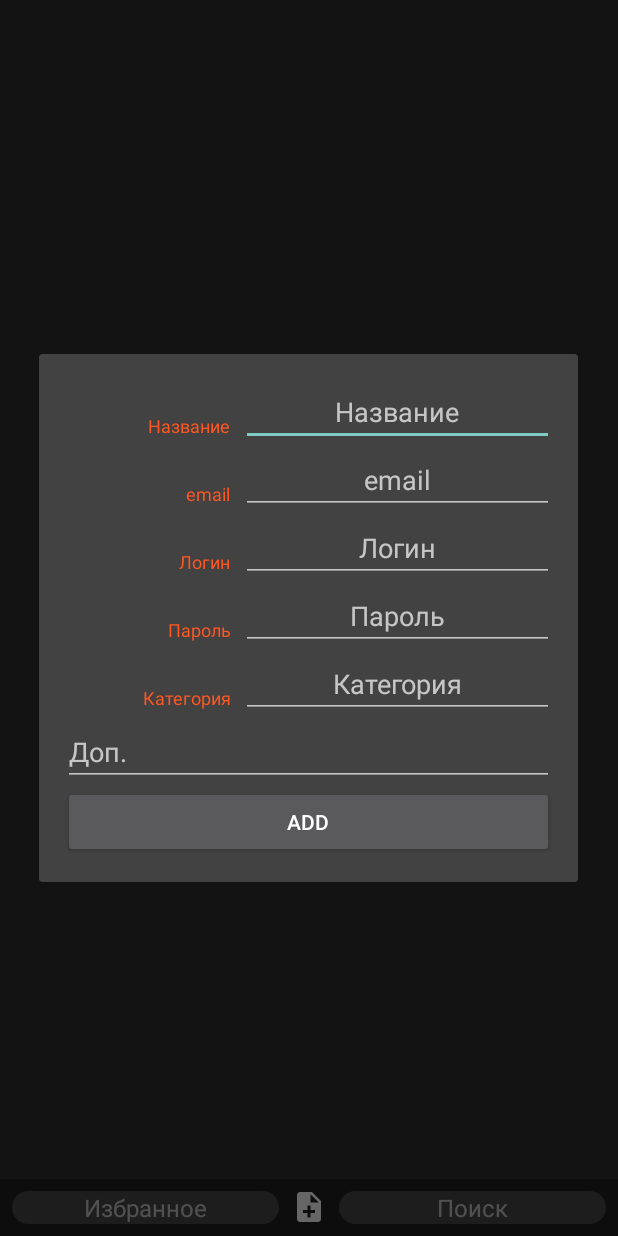
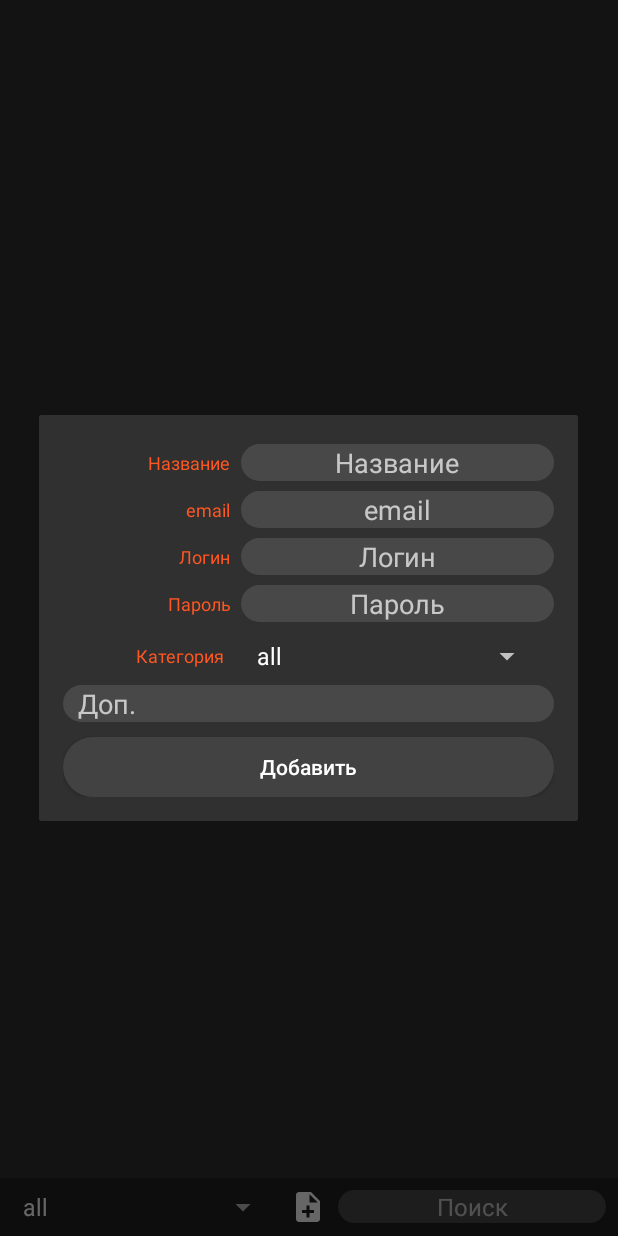
Before and after one commit to VadimSquorpikkor/TreasureBox, an Android app: the fragment ListFragment placed in its activity, after a tap on an icon or button, on a phone screen of 412 x 824 dp. Run offline under Robolectric (Android 15) with nearby library versions, the phone set to English and light mode, and no system bars; our stand-ins replace Firebase (no records; nobody signed in at launch, a user with empty details on screens opened directly); 1 statement that could not run was skipped.

Commit message:
1.16 - 02/03/22 1. Вместо EditText категорий теперь спиннер. При выборе категории в спиннере отображаются заметки этой категории (пока только 2 категории, потом добавлю добавление/редактирование/сохранение категорий). В InputEntityDialog теперь категория выбирается также из спиннера. 2. Улучшен дизайн диалога InputEntityDialog

```diff
--- a/app/build.gradle
+++ b/app/build.gradle
@@ -13,7 +13,7 @@ android {
         minSdkVersion 21
         targetSdkVersion 30
         versionCode 1
-        versionName "1.15"
+        versionName "1.16"
         setProperty("archivesBaseName", "TreasureBox-v" + versionName)
         testInstrumentationRunner "androidx.test.runner.AndroidJUnitRunner"
     }
--- a/app/src/main/java/com/squorpikkor/app/treasurebox/MainViewModel.java
+++ b/app/src/main/java/com/squorpikkor/app/treasurebox/MainViewModel.java
@@ -46,6 +46,8 @@ public class MainViewModel  extends ViewModel {
 
     private final MutableLiveData<String> passLine;
 
+    private final MutableLiveData<ArrayList<String>> catList;
+
     private String login;
     private String pass;//todo объединить pass и passLine ()
 
@@ -61,6 +63,10 @@ public class MainViewModel  extends ViewModel {
         pass = "";
         passLine.setValue("");
         catNow = ALL;
+        ArrayList<String> list = new ArrayList<>();
+        list.add(ALL);
+        list.add("Жена");
+        catList = new MutableLiveData<>(list);
     }
 
     /**Несмотря на название, метод передает (и сохраняет) только логин, пароль не передается, так
@@ -150,6 +156,24 @@ public class MainViewModel  extends ViewModel {
         return filteredList;
     }
 
+    public MutableLiveData<ArrayList<String>> getCatList() {
+        return catList;
+    }
+
+    /**
+     *
+     * Получить в списке категорий номер позиции этой категории. На эту позицию переключаю спиннер.
+     * Если такой категории не найдено (была удалена или переименована), спинер переключится в 0-ю
+     * позицию (первую по счету)*/
+    public int getCatPosition(String s) {
+        if (s.equals("")) return 0;
+        if (catList.getValue().size()==1) return 0;
+        for (int i = 0; i < catList.getValue().size(); i++) {
+            if (catList.getValue().get(i).equals(s)) return i;
+        }
+        return 0;//если такой категории нет, то самая первая категория (ALL)
+    }
+
     public void setCategory(String cat) {
         this.catNow = cat;
     }
--- a/app/src/main/java/com/squorpikkor/app/treasurebox/dialog/InputEntityDialog.java
+++ b/app/src/main/java/com/squorpikkor/app/treasurebox/dialog/InputEntityDialog.java
@@ -2,13 +2,17 @@ package com.squorpikkor.app.treasurebox.dialog;
 
 import android.app.Dialog;
 import android.os.Bundle;
+import android.widget.ArrayAdapter;
 import android.widget.Button;
 import android.widget.EditText;
+import android.widget.Spinner;
 
 import androidx.annotation.NonNull;
 
 import com.squorpikkor.app.treasurebox.Entity;
 import com.squorpikkor.app.treasurebox.R;
+
+import java.util.ArrayList;
 
 /**Диалог используется как для создания новых Entity, так и для обновления данных уже существующих
  *
@@ -21,7 +25,8 @@ import com.squorpikkor.app.treasurebox.R;
 public class InputEntityDialog extends BaseDialog{
 
     private Entity entity;
-    private EditText nameText, loginText, passText, emailText, addsText, catText;
+    private EditText nameText, loginText, passText, emailText, addsText;
+    private Spinner spinner;
 
     /**Диалог редактирования (обновления) уже существующей записи*/
     public InputEntityDialog(Entity entity) {
@@ -47,7 +52,8 @@ public class InputEntityDialog extends BaseDialog{
         passText = view.findViewById(R.id.pass);
         emailText = view.findViewById(R.id.email);
         addsText = view.findViewById(R.id.adds);
-        catText = view.findViewById(R.id.cat);
+        spinner = view.findViewById(R.id.spinner);
+        updateCatList(mViewModel.getCatList().getValue());
 
         if (entity != null) {
             nameText.setText(entity.getName());
@@ -55,7 +61,8 @@ public class InputEntityDialog extends BaseDialog{
             passText.setText(entity.getPass());
             emailText.setText(entity.getEmail());
             addsText.setText(entity.getAdds());
-            catText.setText(entity.getCat());
+            spinner.setSelection(mViewModel.getCatPosition(entity.getCat()));
+            //catText.setText(entity.getCat());
         }
 
         return dialog;
@@ -67,9 +74,16 @@ public class InputEntityDialog extends BaseDialog{
         String pass = passText.getText().toString();
         String email = emailText.getText().toString();
         String adds = addsText.getText().toString();
-        String cat = catText.getText().toString();
+        //String cat = catText.getText().toString();
+        String cat = mViewModel.getCatList().getValue().get(spinner.getSelectedItemPosition());
         if (entity==null) mViewModel.addEntityToDB(new Entity(name, login, pass, email, adds, cat));
         else mViewModel.updateEntityToDB(new Entity(name, login, pass, email, adds, cat, entity.getDocName()));
         dismiss();
     }
+
+    private void updateCatList(ArrayList<String> list) {
+        ArrayAdapter<String> adapter = new ArrayAdapter<>(requireActivity(), android.R.layout.simple_spinner_item, list);
+        adapter.setDropDownViewResource(android.R.layout.simple_spinner_dropdown_item);
+        spinner.setAdapter(adapter);
+    }
 }
--- a/app/src/main/java/com/squorpikkor/app/treasurebox/fragment/ListFragment.java
+++ b/app/src/main/java/com/squorpikkor/app/treasurebox/fragment/ListFragment.java
@@ -6,11 +6,15 @@ import android.text.TextWatcher;
 import android.view.LayoutInflater;
 import android.view.View;
 import android.view.ViewGroup;
+import android.widget.AdapterView;
+import android.widget.ArrayAdapter;
 import android.widget.EditText;
+import android.widget.Spinner;
 
 import androidx.annotation.NonNull;
 import androidx.annotation.Nullable;
 import androidx.fragment.app.Fragment;
+import androidx.lifecycle.Observer;
 import androidx.lifecycle.ViewModelProvider;
 import androidx.recyclerview.widget.LinearLayoutManager;
 import androidx.recyclerview.widget.RecyclerView;
@@ -22,6 +26,8 @@ import com.squorpikkor.app.treasurebox.MainViewModel;
 import com.squorpikkor.app.treasurebox.R;
 import com.squorpikkor.app.treasurebox.adapter.EntitiesAdapter;
 
+import java.util.ArrayList;
+
 public class ListFragment extends Fragment {
 
     public static ListFragment newInstance() {
@@ -30,6 +36,7 @@ public class ListFragment extends Fragment {
 
     private EntitiesAdapter adapter;
     MainViewModel mViewModel;
+    Spinner spinner;
 
     @Nullable
     @Override
@@ -68,7 +75,7 @@ public class ListFragment extends Fragment {
 
         view.findViewById(R.id.addNewNoteButton).setOnClickListener(v -> openInputDialog());
 
-        EditText catText = view.findViewById(R.id.cat_line);
+        /*EditText catText = view.findViewById(R.id.cat_line);
 
 
         catText.addTextChangedListener(new TextWatcher() {
@@ -87,9 +94,30 @@ public class ListFragment extends Fragment {
             public void afterTextChanged(Editable s) {
 
             }
+        });*/
+
+        spinner = view.findViewById(R.id.spinner);
+        spinner.setOnItemSelectedListener(new AdapterView.OnItemSelectedListener() {
+            @Override
+            public void onItemSelected(AdapterView<?> parent, View view, int position, long id) {
+                mViewModel.setCategory(mViewModel.getCatList().getValue().get(position));
+                mViewModel.getEntitiesList().setValue(mViewModel.getEntitiesList().getValue());
+            }
+
+            @Override
+            public void onNothingSelected(AdapterView<?> parent) {
+
+            }
         });
+        mViewModel.getCatList().observe(getViewLifecycleOwner(), this::updateCatList);
 
         return view;
+    }
+
+    private void updateCatList(ArrayList<String> list) {
+        ArrayAdapter<String> adapter = new ArrayAdapter<>(requireActivity(), android.R.layout.simple_spinner_item, list);
+        adapter.setDropDownViewResource(android.R.layout.simple_spinner_dropdown_item);
+        spinner.setAdapter(adapter);
     }
 
     private void openInputDialog() {
--- /dev/null
+++ b/app/src/main/res/drawable/button_shape_selector_reversed.xml
@@ -0,0 +1,7 @@
+<?xml version="1.0" encoding="utf-8"?>
+<selector xmlns:android="http://schemas.android.com/apk/res/android">
+    <item android:drawable="@drawable/my_button_shape_pressed"
+        android:state_pressed="true" />
+    <item android:drawable="@drawable/my_button_shape_2"
+        android:state_enabled="false" />
+</selector>
--- /dev/null
+++ b/app/src/main/res/drawable/my_button_shape_2.xml
@@ -0,0 +1,8 @@
+<?xml version="1.0" encoding="utf-8"?>
+<shape xmlns:android="http://schemas.android.com/apk/res/android"
+    android:shape="rectangle">
+
+    <solid android:color="#424242"/>
+    <corners android:radius="20dp" />
+
+</shape>
--- a/app/src/main/res/layout/dialog_input.xml
+++ b/app/src/main/res/layout/dialog_input.xml
@@ -3,14 +3,11 @@
     android:layout_width="match_parent"
     android:layout_height="wrap_content"
     android:orientation="vertical"
+    android:background="@color/colorBackground"
     android:padding="16dp"
     >
 
-    <LinearLayout
-        android:layout_width="match_parent"
-        android:layout_height="wrap_content"
-        android:orientation="horizontal"
-        android:layout_gravity="center_vertical">
+    <LinearLayout style="@style/dialogLinearHorizontal">
 
         <TextView
             style="@style/dialogLinearText"
@@ -20,15 +17,12 @@
         <EditText
             android:id="@+id/name"
             style="@style/dialogLinearEdit"
+            android:background="@drawable/edit_text_field"
             android:hint="Название"/>
 
     </LinearLayout>
 
-    <LinearLayout
-        android:layout_width="match_parent"
-        android:layout_height="wrap_content"
-        android:orientation="horizontal"
-        android:layout_gravity="center_vertical">
+    <LinearLayout style="@style/dialogLinearHorizontal">
 
         <TextView
             style="@style/dialogLinearText"
@@ -38,15 +32,12 @@
         <EditText
             android:id="@+id/email"
             style="@style/dialogLinearEdit"
+            android:background="@drawable/edit_text_field"
             android:hint="email"/>
 
     </LinearLayout>
 
-    <LinearLayout
-        android:layout_width="match_parent"
-        android:layout_height="wrap_content"
-        android:orientation="horizontal"
-        android:layout_gravity="center_vertical">
+    <LinearLayout style="@style/dialogLinearHorizontal">
 
         <TextView
             style="@style/dialogLinearText"
@@ -56,15 +47,12 @@
         <EditText
             android:id="@+id/login"
             style="@style/dialogLinearEdit"
+            android:background="@drawable/edit_text_field"
             android:hint="Логин"/>
 
     </LinearLayout>
 
-    <LinearLayout
-        android:layout_width="match_parent"
-        android:layout_height="wrap_content"
-        android:orientation="horizontal"
-        android:layout_gravity="center_vertical">
+    <LinearLayout style="@style/dialogLinearHorizontal">
 
         <TextView
             style="@style/dialogLinearText"
@@ -74,25 +62,24 @@
         <EditText
             android:id="@+id/pass"
             style="@style/dialogLinearEdit"
+            android:background="@drawable/edit_text_field"
             android:hint="Пароль"/>
 
     </LinearLayout>
 
-    <LinearLayout
-        android:layout_width="match_parent"
-        android:layout_height="wrap_content"
-        android:orientation="horizontal"
-        android:layout_gravity="center_vertical">
+    <LinearLayout style="@style/dialogLinearHorizontal">
 
         <TextView
             style="@style/dialogLinearText"
             android:text="Категория"
             />
 
-        <EditText
+        <Spinner style="@style/dialogLinearSpinner" android:id="@+id/spinner" android:layout_weight="2"/>
+
+        <!--<EditText
             android:id="@+id/cat"
             style="@style/dialogLinearEdit"
-            android:hint="Категория"/>
+            android:hint="Категория"/>-->
 
     </LinearLayout>
 
@@ -100,12 +87,18 @@
         android:id="@+id/adds"
         android:layout_width="match_parent"
         android:layout_height="wrap_content"
+        android:paddingHorizontal="10dp"
+        android:background="@drawable/edit_text_field"
         android:hint="Доп."/>
 
     <Button
+        android:layout_marginTop="10dp"
+        android:layout_height="40dp"
         android:id="@+id/add_button"
         android:layout_width="match_parent"
-        android:layout_height="wrap_content"
-        android:text="add"/>
+        android:background="@drawable/button_shape_selector_reversed"
+        android:elevation="6dp"
+        android:textAllCaps="false"
+        android:text="Добавить"/>
 
 </LinearLayout>
--- a/app/src/main/res/layout/fragment_list.xml
+++ b/app/src/main/res/layout/fragment_list.xml
@@ -29,20 +29,7 @@
         app:layout_constraintEnd_toEndOf="parent"
         app:layout_constraintStart_toStartOf="parent">
 
-        <EditText
-            android:id="@+id/cat_line"
-            android:layout_width="0dp"
-            android:layout_height="wrap_content"
-            android:layout_margin="8dp"
-            android:layout_weight="1"
-            android:background="@drawable/edit_text_field"
-            android:cursorVisible="false"
-            android:gravity="center"
-            android:hint="@string/favorite"
-            android:minWidth="150dp"
-            android:textColor="@color/main_orange"
-            android:textSize="16sp"
-            tools:text="favorite" />
+        <Spinner style="@style/dialogLinearSpinner" android:id="@+id/spinner"/>
 
         <ImageView
             android:id="@+id/addNewNoteButton"
--- a/app/src/main/res/layout/item_entity.xml
+++ b/app/src/main/res/layout/item_entity.xml
@@ -37,6 +37,13 @@
                 style="@style/itemDataText"
                 tool:text="213@mail" />
 
+        </LinearLayout>
+
+        <LinearLayout
+            android:layout_width="match_parent"
+            android:layout_height="wrap_content"
+            android:orientation="horizontal">
+
             <TextView
                 android:id="@+id/login_title"
                 android:layout_width="wrap_content"
@@ -59,6 +66,7 @@
             <TextView
                 android:id="@+id/pass"
                 style="@style/itemDataText"
+                android:layout_marginEnd="5dp"
                 tool:text="Пароль" />
 
         </LinearLayout>
@@ -73,7 +81,6 @@
             android:layout_width="match_parent"
             android:layout_height="wrap_content"
             android:textSize="12sp"
-            android:singleLine="false"
             tool:text="Доп. данные"/>
 
     </LinearLayout>
--- a/app/src/main/res/values/styles.xml
+++ b/app/src/main/res/values/styles.xml
@@ -38,6 +38,23 @@
         <item name="android:textColor">@color/main_orange</item>
     </style>
 
+    <style name="dialogLinearHorizontal">
+        <item name="android:layout_width">match_parent</item>
+        <item name="android:layout_height">wrap_content</item>
+        <item name="android:orientation">horizontal</item>
+        <item name="android:gravity">center</item>
+    </style>
+
+    <style name="dialogLinearSpinner">
+        <item name="android:layout_width">0dp</item>
+        <item name="android:layout_height">wrap_content</item>
+        <item name="android:layout_weight">1</item>
+        <item name="android:layout_margin">7dp</item>
+        <item name="android:textAlignment">viewStart</item>
+        <item name="android:scrollbarSize">22dp</item>
+<!--        <item name="android:spinnerMode">dialog</item>-->
+    </style>
+
     <style name="itemDataText">
         <item name="android:layout_width">wrap_content</item>
         <item name="android:layout_height">wrap_content</item>
--- a/build.gradle
+++ b/build.gradle
@@ -2,7 +2,7 @@
 buildscript {
     repositories {
         google()
-        jcenter()
+        mavenCentral()
     }
     dependencies {
         classpath "com.android.tools.build:gradle:4.1.3"
@@ -15,7 +15,7 @@ buildscript {
 allprojects {
     repositories {
         google()
-        jcenter()
+        mavenCentral()
     }
 }
 
```
Also changed, not shown: 2 other files.
